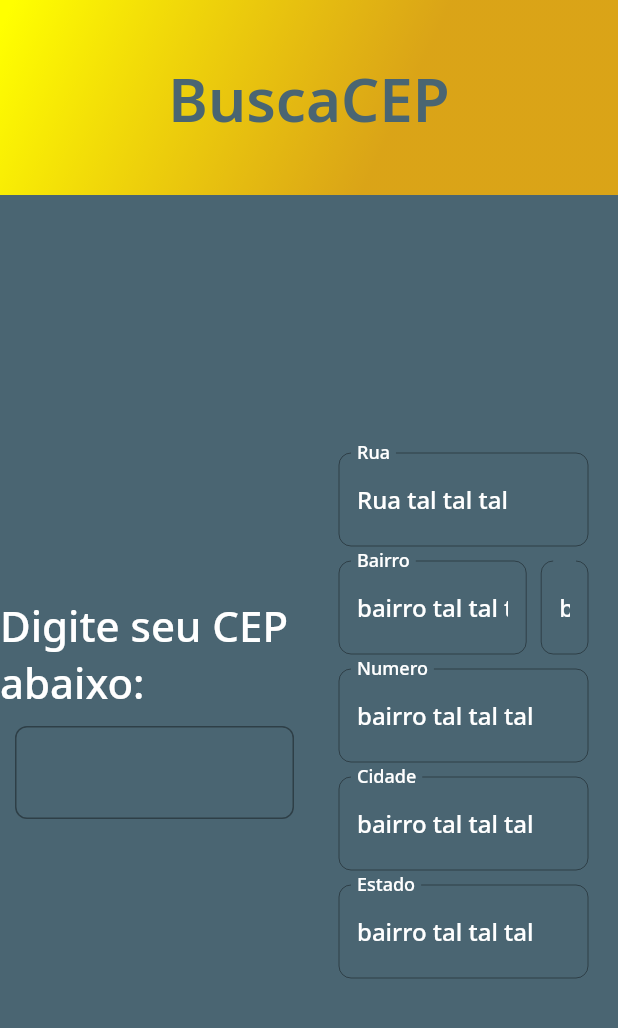
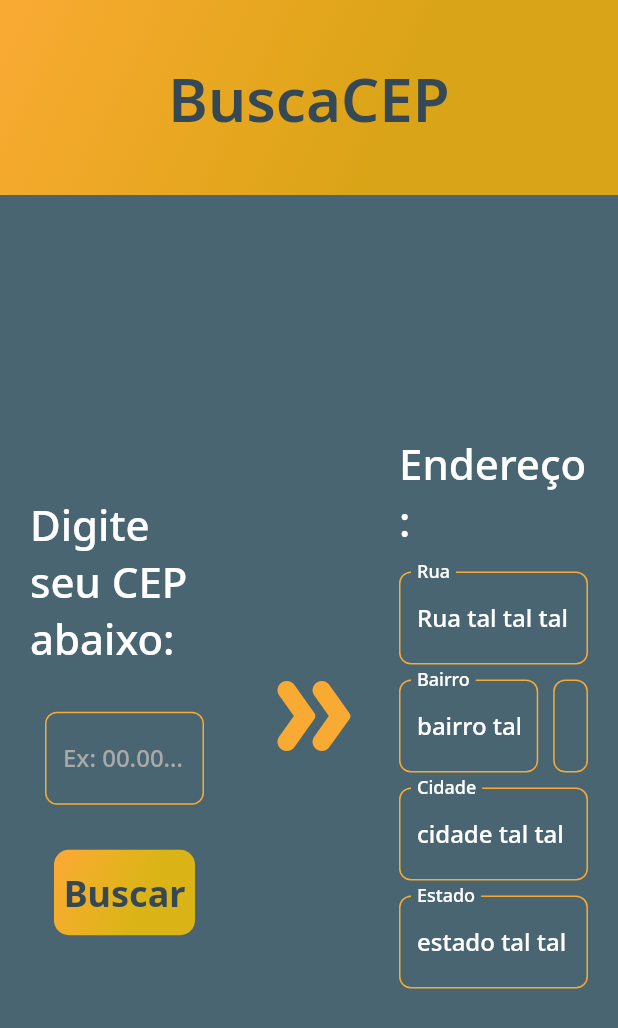
Before and after one commit to TalisTM/busca_cep, a Flutter app: the screen it shows after launch, on a phone screen of 412 x 824 dp. Shown: the top 1028 px of the screen. Run offline on Flutter 3.47's test engine with Material 2 defaults, Android fonts, the phone set to English and light mode, and no system bars; our stand-ins replace google_fonts, mask_text_input_formatter.

Commit message:
borda dos textfields - ajustes nas cores - organização previa do alinhamento e icone central

```diff
--- a/lib/app/app_colors.dart
+++ b/lib/app/app_colors.dart
@@ -5,7 +5,18 @@ import 'package:flutter/material.dart';
 
 class AppColors {
 
+  static final Color primary = Color(0xFFF9AA33);
   static final Color secundary = Color(0xFF4A6572);
+  static final Color darkGray = Color(0xFF344955);
+  static final Color lightGray = Color(0xFFA9A9A9);
+  static final Color lightYellow = Color(0xFFFFD700);
+
+
+
+
+
+
+
 
   static final Color purple = Color(0xFF8257E5);
   static final Color white = Color(0xFFFFFFFF);
@@ -44,7 +55,7 @@ class AppColors {
 
   static final gradient = LinearGradient(
     colors: [
-      Color(0xFFFFFF00),
+      primary,
       Color.fromRGBO(255, 180, 0, 0.795),
     ],
     stops: [
@@ -53,4 +64,16 @@ class AppColors {
     ],
     transform: GradientRotation(2.13959913 * pi),
   );
+
+  static final gradientButton = LinearGradient(
+    colors: [
+      primary,
+      Color.fromRGBO(255, 200, 0, 0.795),
+    ],
+    stops: [
+      0.0,
+      0.644
+    ],
+    transform: GradientRotation(2.13959913 * pi),
+  );
 }
--- a/lib/app/app_text_style.dart
+++ b/lib/app/app_text_style.dart
@@ -15,11 +15,24 @@ class AppTextStyles {
     fontWeight: FontWeight.w500,
   );
 
+  static final TextStyle textFieldTextGray = GoogleFonts.notoSans(
+    color: AppColors.lightGray,
+    fontWeight: FontWeight.w500,
+  );
+
   static final TextStyle titleBold = GoogleFonts.notoSans(
-    color: AppColors.secundary,
+    color: AppColors.darkGray,
     fontSize: 40,
     fontWeight: FontWeight.w600,
   );
+
+  static final TextStyle buttonText = GoogleFonts.notoSans(
+    color: AppColors.darkGray,
+    fontSize: 24,
+    fontWeight: FontWeight.w700,
+  );
+
+
 
 
 
--- a/lib/pages/home_page/home_page.dart
+++ b/lib/pages/home_page/home_page.dart
@@ -16,36 +16,83 @@ class _HomePageState extends State<HomePage> {
   TextEditingController controller = TextEditingController();
   var maskFormatter = new MaskTextInputFormatter(mask: '##.###-###', filter: { "#": RegExp(r'[0-9]') });
 
+  FocusNode TextFieldFocus = FocusNode();
+
   @override
   Widget build(BuildContext context) {
-    return Scaffold(
+    return GestureDetector(
+      onTap: () {
+        TextFieldFocus.unfocus();
+      },
+      child: Scaffold(
         appBar: AppBarWidget(),
         backgroundColor: AppColors.secundary,
         body: Row(
           children: [
             Expanded(
               child: Container(
+                padding: const EdgeInsets.all(20),
                 child: Column(
                   mainAxisAlignment: MainAxisAlignment.center,
                   crossAxisAlignment: CrossAxisAlignment.center,
                   children: [
                     Text("Digite seu CEP abaixo:", style: AppTextStyles.title),
+                    SizedBox(height: 20),
                     Padding(
                       padding: const EdgeInsets.all(10),
                       child: TextField(
                         controller: controller,
                         inputFormatters: [maskFormatter],
+                        focusNode: TextFieldFocus,
                         style: AppTextStyles.textFieldText,
                         decoration: InputDecoration(
+                          hintText: "Ex: 00.000-000",
+                          hintStyle: AppTextStyles.textFieldTextGray,
                           labelStyle: AppTextStyles.textFieldText,
                           border: OutlineInputBorder(
                             borderRadius: BorderRadius.circular(8),
-                        )
+                            borderSide: BorderSide(color: AppColors.primary)
+                          ),
+                          enabledBorder: OutlineInputBorder(
+                            borderRadius: BorderRadius.circular(8),
+                            borderSide: BorderSide(color: AppColors.primary)
+                          ),
+                          focusedBorder: OutlineInputBorder(
+                            borderRadius: BorderRadius.circular(8),
+                            borderSide: BorderSide(color: AppColors.lightYellow)
                           ),
                         ),
+                      ),
+                    ),
+                    SizedBox(height: 20),
+                    ElevatedButton(
+                      child: Container(
+                        padding: EdgeInsets.symmetric(vertical: 12),
+                        decoration: BoxDecoration(
+                          gradient: AppColors.gradientButton,
+                          borderRadius: BorderRadius.circular(10)
+                        ),
+                        child: Center(
+                          child: Text("Buscar", style: AppTextStyles.buttonText),
+                        ),
+                      ),
+                      style: ButtonStyle(
+                        shadowColor: MaterialStateProperty.all(Colors.transparent),
+                        backgroundColor: MaterialStateProperty.all(Colors.transparent),
+                      ),
+                      onPressed: () {
+
+                      },
                     )
                   ],
                 ),
+              ),
+            ),
+            Center(
+              child: Icon(
+                Icons.double_arrow_rounded,
+                color: AppColors.primary,
+                size: 80,
               ),
             ),
             Expanded(
@@ -55,23 +102,25 @@ class _HomePageState extends State<HomePage> {
                   mainAxisAlignment: MainAxisAlignment.center,
                   crossAxisAlignment: CrossAxisAlignment.center,
                   children: [
+                    Text("Endereço:", style: AppTextStyles.title),
+                    SizedBox(height: 10),
                     TextResultWidget("Rua", "Rua tal tal tal"),
                     Row(
                       children: [
                         Expanded(flex: 8, child: TextResultWidget("Bairro", "bairro tal tal tal")),
                         SizedBox(width: 10),
-                      Expanded(flex: 2, child: TextResultWidget("Número", "bairro tal tal tal")),
+                        Expanded(flex: 2, child: TextResultWidget("Número", "00")),
                       ],
                     ),
-                  TextResultWidget("Numero", "bairro tal tal tal"),
-                  TextResultWidget("Cidade", "bairro tal tal tal"),
-                  TextResultWidget("Estado", "bairro tal tal tal"),
+                    TextResultWidget("Cidade", "cidade tal tal tal"),
+                    TextResultWidget("Estado", "estado tal tal"),
                   ],
                 ),
               )
             )
           ],
         ),
+      ),
     );
   }
 }
--- a/lib/pages/home_page/widgets/app_bar/app_bar_widget.dart
+++ b/lib/pages/home_page/widgets/app_bar/app_bar_widget.dart
@@ -8,6 +8,7 @@ class AppBarWidget extends PreferredSize {
     preferredSize: Size.fromHeight(130),
     child: Container(
       decoration: BoxDecoration(
+        //borderRadius: BorderRadius.only(bottomLeft: Radius.circular(10), bottomRight: Radius.circular(10)),
         gradient: AppColors.gradient
       ),
       child: Center(child: Text("BuscaCEP", style: AppTextStyles.titleBold)),
--- a/lib/pages/home_page/widgets/text_result/text_result_widget.dart
+++ b/lib/pages/home_page/widgets/text_result/text_result_widget.dart
@@ -19,9 +19,10 @@ class TextResultWidget extends StatelessWidget {
         decoration: InputDecoration(
           labelText: tipo,
           labelStyle: AppTextStyles.textFieldText,
-          border: OutlineInputBorder(
+          disabledBorder: OutlineInputBorder(
             borderRadius: BorderRadius.circular(8),
-          )
+            borderSide: BorderSide(color: AppColors.primary)
+          ),
         ),
       ),
     );
```
Lines whose indentation alone changed are shown as unchanged.
